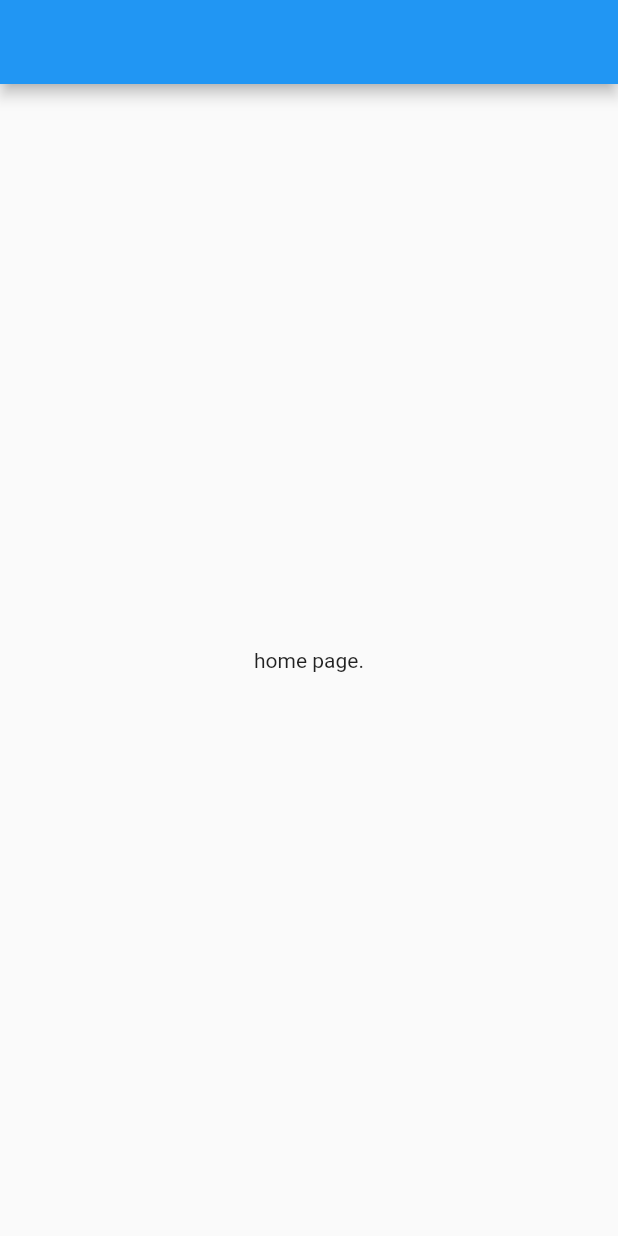
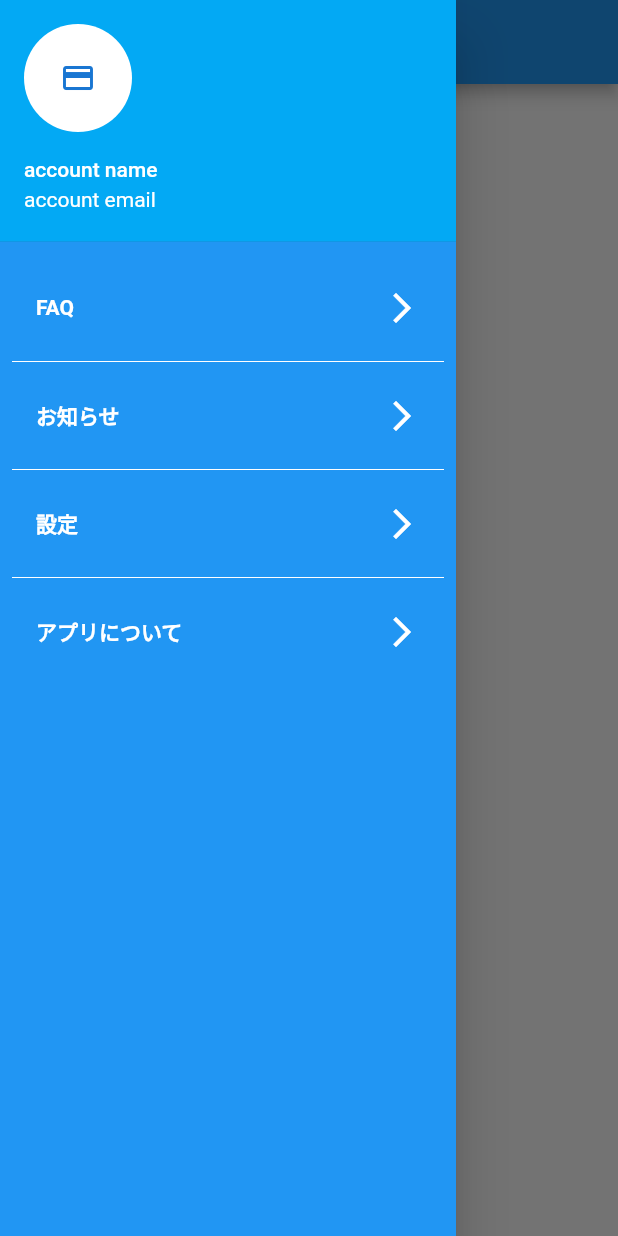
Before and after one commit to szk18/bank_app, a Flutter app: the screen it shows after launch, with the side drawer open (before the commit the screen has no drawer), on a phone screen of 412 x 824 dp. Run offline on Flutter 3.47's test engine with Material 2 defaults, Android fonts, the phone set to English and light mode, and no system bars.

Commit message:
add: drawerを追加

```diff
--- a/lib/ui/pages/home.dart
+++ b/lib/ui/pages/home.dart
@@ -1,3 +1,4 @@
+import 'package:bank_app/ui/widgets/my_drawer.dart';
 import 'package:flutter/material.dart';
 
 class Home extends StatelessWidget {
@@ -5,6 +6,7 @@ class Home extends StatelessWidget {
   Widget build(BuildContext context) {
     return Scaffold(
       appBar: AppBar(),
+      drawer: MyDrawer(),
       body: Container(
         child: Center(child: Text('home page.')),
       ),
--- /dev/null
+++ b/lib/ui/widgets/my_drawer.dart
@@ -0,0 +1,50 @@
+import 'package:flutter/material.dart';
+
+class MyDrawer extends StatelessWidget {
+  final _listItems = ['FAQ', 'お知らせ', '設定', 'アプリについて'];
+
+  @override
+  Widget build(BuildContext context) {
+    return Drawer(
+      child: Container(
+        color: Colors.blue,
+        child: ListView(
+          children: [
+            UserAccountsDrawerHeader(
+                accountName: Text('account name'),
+                accountEmail: Text('account email'),
+                currentAccountPicture: CircleAvatar(
+                  backgroundColor: Colors.white,
+                  child: Icon(Icons.credit_card_outlined),
+                ),
+                decoration: BoxDecoration(color: Colors.lightBlue)),
+            Container(
+              height: double.maxFinite, // 高さを指定する
+              child: ListView.separated(
+                  // dividerを入れる
+                  padding: const EdgeInsets.all(8),
+                  itemCount: _listItems.length,
+                  separatorBuilder: (BuildContext context, int index) =>
+                      Divider(
+                        color: Colors.white,
+                      ),
+                  itemBuilder: (BuildContext context, int index) {
+                    return ListTile(
+                      title: Text(
+                        _listItems[index],
+                        style: TextStyle(
+                            fontWeight: FontWeight.bold, color: Colors.white),
+                      ),
+                      trailing: Icon(
+                        Icons.arrow_forward_ios,
+                        color: Colors.white,
+                      ),
+                    );
+                  }),
+            ),
+          ],
+        ),
+      ),
+    );
+  }
+}
```
